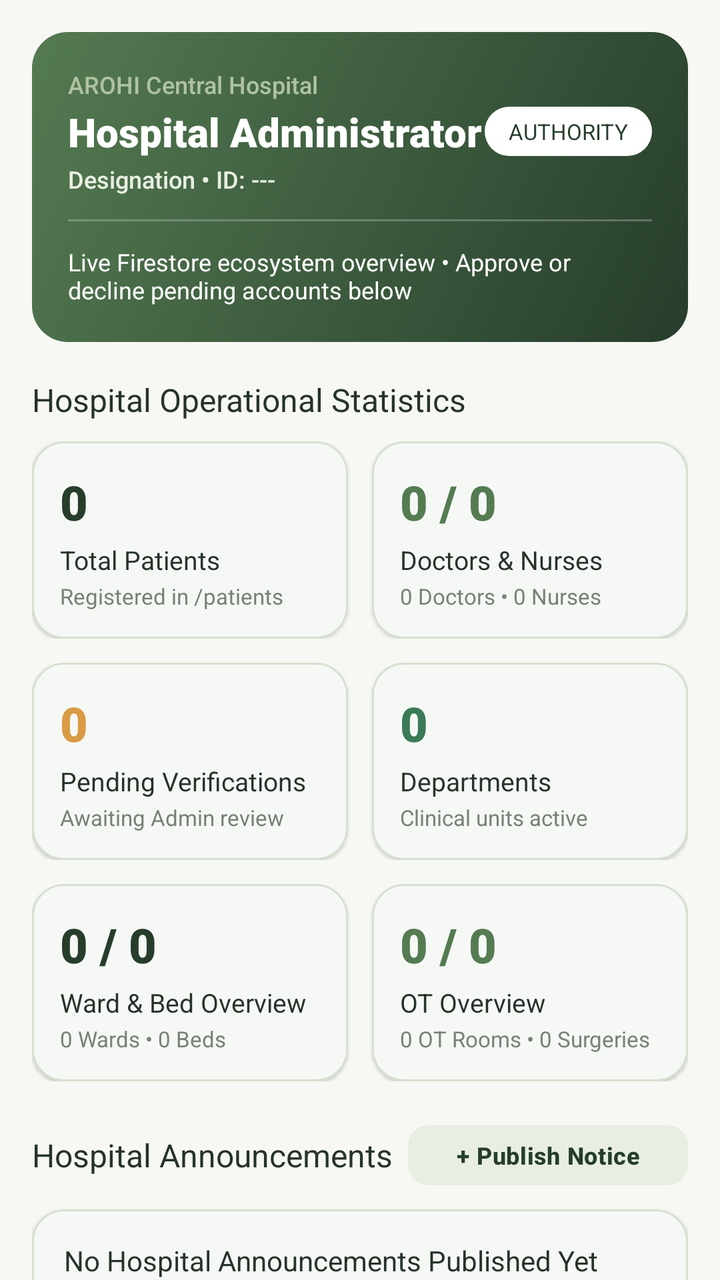
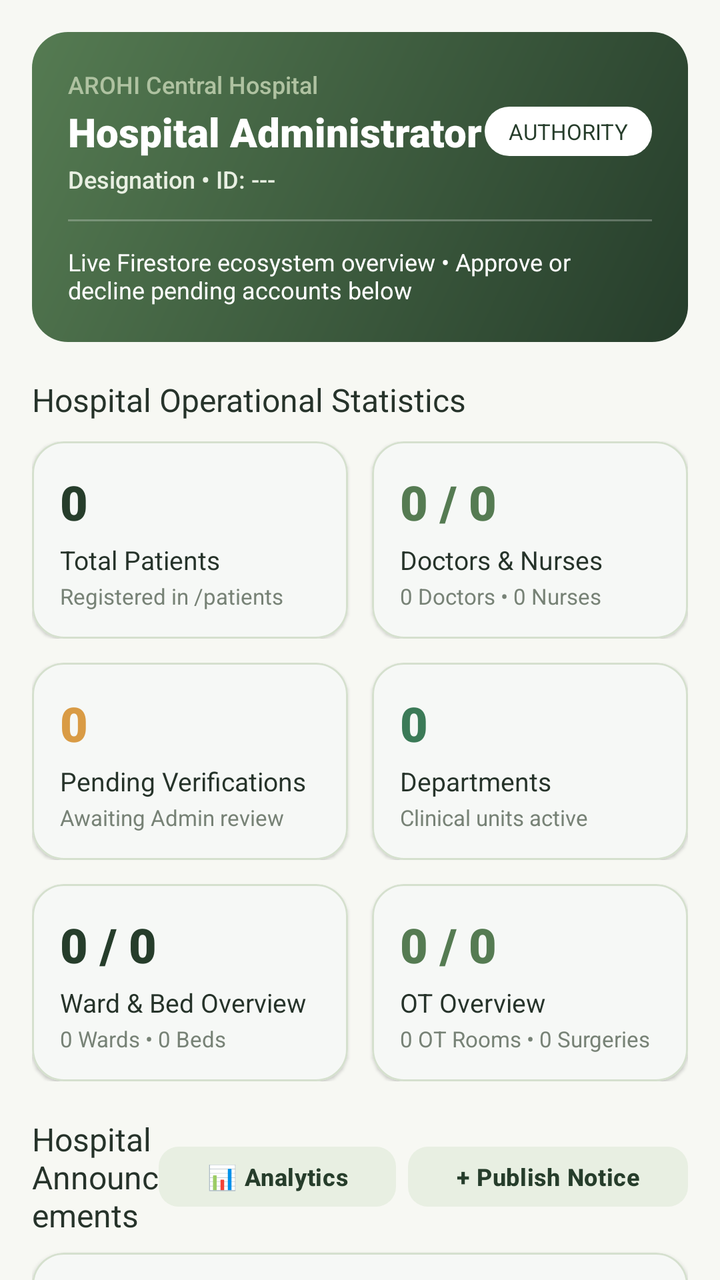

Screens rendered from an Android XML layout before and after an edit, with the pre-edit source and the edit as a unified diff.
<!-- AndroidManifest.xml: application theme Theme.AROHI -->
<!-- res/layout/fragment_admin_dashboard.xml -->
<?xml version="1.0" encoding="utf-8"?>
<androidx.core.widget.NestedScrollView xmlns:android="http://schemas.android.com/apk/res/android"
    xmlns:app="http://schemas.android.com/apk/res-auto"
    android:layout_width="match_parent"
    android:layout_height="match_parent"
    android:background="@color/arohi_soft_ivory"
    android:fillViewport="true">

    <LinearLayout
        android:layout_width="match_parent"
        android:layout_height="wrap_content"
        android:orientation="vertical"
        android:padding="16dp">

        
        <LinearLayout
            android:layout_width="match_parent"
            android:layout_height="wrap_content"
            android:background="@drawable/bg_hero_card"
            android:orientation="vertical"
            android:padding="18dp">

            <LinearLayout
                android:layout_width="match_parent"
                android:layout_height="wrap_content"
                android:gravity="center_vertical"
                android:orientation="horizontal">

                <LinearLayout
                    android:layout_width="0dp"
                    android:layout_height="wrap_content"
                    android:layout_weight="1"
                    android:orientation="vertical">

                    <TextView
                        android:id="@+id/tvAdminHospitalName"
                        android:layout_width="wrap_content"
                        android:layout_height="wrap_content"
                        android:fontFamily="sans-serif-medium"
                        android:text="AROHI Central Hospital"
                        android:textColor="@color/arohi_mint_tint"
                        android:textSize="12sp" />

                    <TextView
                        android:id="@+id/tvAdminName"
                        android:layout_width="wrap_content"
                        android:layout_height="wrap_content"
                        android:layout_marginTop="2dp"
                        android:fontFamily="sans-serif-black"
                        android:text="Hospital Administrator"
                        android:textColor="@color/arohi_pure_white"
                        android:textSize="20sp" />

                    <TextView
                        android:id="@+id/tvAdminDesignationAndId"
                        android:layout_width="wrap_content"
                        android:layout_height="wrap_content"
                        android:layout_marginTop="2dp"
                        android:fontFamily="sans-serif-medium"
                        android:text="Designation • ID: ---"
                        android:textColor="@color/arohi_sage_mist"
                        android:textSize="12sp" />
                </LinearLayout>

                <TextView
                    android:layout_width="wrap_content"
                    android:layout_height="wrap_content"
                    android:background="@drawable/bg_white_pill"
                    android:fontFamily="sans-serif-bold"
                    android:paddingHorizontal="12dp"
                    android:paddingVertical="5dp"
                    android:text="AUTHORITY"
                    android:textColor="@color/arohi_forest_primary"
                    android:textSize="11sp" />
            </LinearLayout>

            <View
                android:layout_width="match_parent"
                android:layout_height="1dp"
                android:layout_marginVertical="12dp"
                android:alpha="0.25"
                android:background="@color/arohi_pure_white" />

            <TextView
                android:id="@+id/tvAdminOperationalSummary"
                android:layout_width="match_parent"
                android:layout_height="wrap_content"
                android:fontFamily="sans-serif"
                android:text="Live Firestore ecosystem overview • Approve or decline pending accounts below"
                android:textColor="@color/arohi_pure_white"
                android:textSize="12sp" />
        </LinearLayout>

        
        <TextView
            android:layout_width="match_parent"
            android:layout_height="wrap_content"
            android:layout_marginTop="18dp"
            android:layout_marginBottom="10dp"
            android:fontFamily="sans-serif-bold"
            android:text="Hospital Operational Statistics"
            android:textColor="@color/arohi_charcoal_text"
            android:textSize="16sp" />

        <LinearLayout
            android:layout_width="match_parent"
            android:layout_height="wrap_content"
            android:orientation="horizontal">

            <com.google.android.material.card.MaterialCardView
                android:id="@+id/cardAdminTotalPatients"
                android:layout_width="0dp"
                android:layout_height="wrap_content"
                android:layout_marginEnd="6dp"
                android:layout_weight="1"
                app:cardBackgroundColor="@color/arohi_pure_white"
                app:cardCornerRadius="16dp"
                app:cardElevation="1dp"
                app:strokeColor="@color/arohi_border_subtle"
                app:strokeWidth="1dp">

                <LinearLayout
                    android:layout_width="match_parent"
                    android:layout_height="wrap_content"
                    android:orientation="vertical"
                    android:padding="14dp">

                    <TextView
                        android:id="@+id/tvAdminTotalPatientsCount"
                        android:layout_width="wrap_content"
                        android:layout_height="wrap_content"
                        android:fontFamily="sans-serif-black"
                        android:text="0"
                        android:textColor="@color/arohi_forest_primary"
                        android:textSize="24sp" />

                    <TextView
                        android:layout_width="wrap_content"
                        android:layout_height="wrap_content"
                        android:layout_marginTop="4dp"
                        android:fontFamily="sans-serif-bold"
                        android:text="Total Patients"
                        android:textColor="@color/arohi_charcoal_text"
                        android:textSize="13sp" />

                    <TextView
                        android:layout_width="wrap_content"
                        android:layout_height="wrap_content"
                        android:layout_marginTop="2dp"
                        android:fontFamily="sans-serif"
                        android:text="Registered in /patients"
                        android:textColor="@color/arohi_slate_muted"
                        android:textSize="11sp" />
                </LinearLayout>
            </com.google.android.material.card.MaterialCardView>

            <com.google.android.material.card.MaterialCardView
                android:id="@+id/cardAdminDoctorsAndNurses"
                android:layout_width="0dp"
                android:layout_height="wrap_content"
                android:layout_marginStart="6dp"
                android:layout_weight="1"
                app:cardBackgroundColor="@color/arohi_pure_white"
                app:cardCornerRadius="16dp"
                app:cardElevation="1dp"
                app:strokeColor="@color/arohi_border_subtle"
                app:strokeWidth="1dp">

                <LinearLayout
                    android:layout_width="match_parent"
                    android:layout_height="wrap_content"
                    android:orientation="vertical"
                    android:padding="14dp">

                    <TextView
                        android:id="@+id/tvAdminDoctorsAndNursesCount"
                        android:layout_width="wrap_content"
                        android:layout_height="wrap_content"
                        android:fontFamily="sans-serif-black"
                        android:text="0 / 0"
                        android:textColor="@color/arohi_teal_accent"
                        android:textSize="24sp" />

                    <TextView
                        android:layout_width="wrap_content"
                        android:layout_height="wrap_content"
                        android:layout_marginTop="4dp"
                        android:fontFamily="sans-serif-bold"
                        android:text="Doctors &amp; Nurses"
                        android:textColor="@color/arohi_charcoal_text"
                        android:textSize="13sp" />

                    <TextView
                        android:id="@+id/tvAdminStaffNote"
                        android:layout_width="wrap_content"
                        android:layout_height="wrap_content"
                        android:layout_marginTop="2dp"
                        android:fontFamily="sans-serif"
                        android:text="0 Doctors • 0 Nurses"
                        android:textColor="@color/arohi_slate_muted"
                        android:textSize="11sp" />
                </LinearLayout>
            </com.google.android.material.card.MaterialCardView>
        </LinearLayout>

        
        <LinearLayout
            android:layout_width="match_parent"
            android:layout_height="wrap_content"
            android:layout_marginTop="12dp"
            android:orientation="horizontal">

            <com.google.android.material.card.MaterialCardView
                android:id="@+id/cardAdminPendingVerifications"
                android:layout_width="0dp"
                android:layout_height="wrap_content"
                android:layout_marginEnd="6dp"
                android:layout_weight="1"
                app:cardBackgroundColor="@color/arohi_pure_white"
                app:cardCornerRadius="16dp"
                app:cardElevation="1dp"
                app:strokeColor="@color/arohi_border_subtle"
                app:strokeWidth="1dp">

                <LinearLayout
                    android:layout_width="match_parent"
                    android:layout_height="wrap_content"
                    android:orientation="vertical"
                    android:padding="14dp">

                    <TextView
                        android:id="@+id/tvAdminPendingVerificationsCount"
                        android:layout_width="wrap_content"
                        android:layout_height="wrap_content"
                        android:fontFamily="sans-serif-black"
                        android:text="0"
                        android:textColor="@color/arohi_amber_warning"
                        android:textSize="24sp" />

                    <TextView
                        android:layout_width="wrap_content"
                        android:layout_height="wrap_content"
                        android:layout_marginTop="4dp"
                        android:fontFamily="sans-serif-bold"
                        android:text="Pending Verifications"
                        android:textColor="@color/arohi_charcoal_text"
                        android:textSize="13sp" />

                    <TextView
                        android:layout_width="wrap_content"
                        android:layout_height="wrap_content"
                        android:layout_marginTop="2dp"
                        android:fontFamily="sans-serif"
                        android:text="Awaiting Admin review"
                        android:textColor="@color/arohi_slate_muted"
                        android:textSize="11sp" />
                </LinearLayout>
            </com.google.android.material.card.MaterialCardView>

            <com.google.android.material.card.MaterialCardView
                android:id="@+id/cardAdminDepartments"
                android:layout_width="0dp"
                android:layout_height="wrap_content"
                android:layout_marginStart="6dp"
                android:layout_weight="1"
                app:cardBackgroundColor="@color/arohi_pure_white"
                app:cardCornerRadius="16dp"
                app:cardElevation="1dp"
                app:strokeColor="@color/arohi_border_subtle"
                app:strokeWidth="1dp">

                <LinearLayout
                    android:layout_width="match_parent"
                    android:layout_height="wrap_content"
                    android:orientation="vertical"
                    android:padding="14dp">

                    <TextView
                        android:id="@+id/tvAdminDepartmentsCount"
                        android:layout_width="wrap_content"
                        android:layout_height="wrap_content"
                        android:fontFamily="sans-serif-black"
                        android:text="0"
                        android:textColor="@color/arohi_info_blue"
                        android:textSize="24sp" />

                    <TextView
                        android:layout_width="wrap_content"
                        android:layout_height="wrap_content"
                        android:layout_marginTop="4dp"
                        android:fontFamily="sans-serif-bold"
                        android:text="Departments"
                        android:textColor="@color/arohi_charcoal_text"
                        android:textSize="13sp" />

                    <TextView
                        android:layout_width="wrap_content"
                        android:layout_height="wrap_content"
                        android:layout_marginTop="2dp"
                        android:fontFamily="sans-serif"
                        android:text="Clinical units active"
                        android:textColor="@color/arohi_slate_muted"
                        android:textSize="11sp" />
                </LinearLayout>
            </com.google.android.material.card.MaterialCardView>
        </LinearLayout>

        
        <LinearLayout
            android:layout_width="match_parent"
            android:layout_height="wrap_content"
            android:layout_marginTop="12dp"
            android:orientation="horizontal">

            <com.google.android.material.card.MaterialCardView
                android:id="@+id/cardAdminWardsAndBeds"
                android:layout_width="0dp"
                android:layout_height="wrap_content"
                android:layout_marginEnd="6dp"
                android:layout_weight="1"
                app:cardBackgroundColor="@color/arohi_pure_white"
                app:cardCornerRadius="16dp"
                app:cardElevation="1dp"
                app:strokeColor="@color/arohi_border_subtle"
                app:strokeWidth="1dp">

                <LinearLayout
                    android:layout_width="match_parent"
                    android:layout_height="wrap_content"
                    android:orientation="vertical"
                    android:padding="14dp">

                    <TextView
                        android:id="@+id/tvAdminWardBedCount"
                        android:layout_width="wrap_content"
                        android:layout_height="wrap_content"
                        android:fontFamily="sans-serif-black"
                        android:text="0 / 0"
                        android:textColor="@color/arohi_forest_primary"
                        android:textSize="24sp" />

                    <TextView
                        android:layout_width="wrap_content"
                        android:layout_height="wrap_content"
                        android:layout_marginTop="4dp"
                        android:fontFamily="sans-serif-bold"
                        android:text="Ward &amp; Bed Overview"
                        android:textColor="@color/arohi_charcoal_text"
                        android:textSize="13sp" />

                    <TextView
                        android:id="@+id/tvAdminWardBedNote"
                        android:layout_width="wrap_content"
                        android:layout_height="wrap_content"
                        android:layout_marginTop="2dp"
                        android:fontFamily="sans-serif"
                        android:text="0 Wards • 0 Beds"
                        android:textColor="@color/arohi_slate_muted"
                        android:textSize="11sp" />
                </LinearLayout>
            </com.google.android.material.card.MaterialCardView>

            <com.google.android.material.card.MaterialCardView
                android:id="@+id/cardAdminOtOverview"
                android:layout_width="0dp"
                android:layout_height="wrap_content"
                android:layout_marginStart="6dp"
                android:layout_weight="1"
                app:cardBackgroundColor="@color/arohi_pure_white"
                app:cardCornerRadius="16dp"
                app:cardElevation="1dp"
                app:strokeColor="@color/arohi_border_subtle"
                app:strokeWidth="1dp">

                <LinearLayout
                    android:layout_width="match_parent"
                    android:layout_height="wrap_content"
                    android:orientation="vertical"
                    android:padding="14dp">

                    <TextView
                        android:id="@+id/tvAdminOtCount"
                        android:layout_width="wrap_content"
                        android:layout_height="wrap_content"
                        android:fontFamily="sans-serif-black"
                        android:text="0 / 0"
                        android:textColor="@color/arohi_teal_accent"
                        android:textSize="24sp" />

                    <TextView
                        android:layout_width="wrap_content"
                        android:layout_height="wrap_content"
                        android:layout_marginTop="4dp"
                        android:fontFamily="sans-serif-bold"
                        android:text="OT Overview"
                        android:textColor="@color/arohi_charcoal_text"
                        android:textSize="13sp" />

                    <TextView
                        android:id="@+id/tvAdminOtNote"
                        android:layout_width="wrap_content"
                        android:layout_height="wrap_content"
                        android:layout_marginTop="2dp"
                        android:fontFamily="sans-serif"
                        android:text="0 OT Rooms • 0 Surgeries"
                        android:textColor="@color/arohi_slate_muted"
                        android:textSize="11sp" />
                </LinearLayout>
            </com.google.android.material.card.MaterialCardView>
        </LinearLayout>

        
        <LinearLayout
            android:layout_width="match_parent"
            android:layout_height="wrap_content"
            android:layout_marginTop="18dp"
            android:gravity="center_vertical"
            android:orientation="horizontal">

            <TextView
                android:layout_width="0dp"
                android:layout_height="wrap_content"
                android:layout_weight="1"
                android:fontFamily="sans-serif-bold"
                android:text="Hospital Announcements"
                android:textColor="@color/arohi_charcoal_text"
                android:textSize="16sp" />

            <com.google.android.material.button.MaterialButton
                android:id="@+id/btnPublishAnnouncement"
                style="@style/Widget.Material3.Button.TonalButton"
                android:layout_width="wrap_content"
                android:layout_height="38dp"
                android:text="+ Publish Notice"
                android:textAllCaps="false"
                android:textColor="@color/arohi_forest_primary"
                android:textSize="12sp"
                app:backgroundTint="@color/arohi_sage_mist"
                app:cornerRadius="10dp" />
        </LinearLayout>

        <com.google.android.material.card.MaterialCardView
            android:layout_width="match_parent"
            android:layout_height="wrap_content"
            android:layout_marginTop="8dp"
            app:cardBackgroundColor="@color/arohi_pure_white"
            app:cardCornerRadius="16dp"
            app:cardElevation="1dp"
            app:strokeColor="@color/arohi_border_subtle"
            app:strokeWidth="1dp">

            <LinearLayout
                android:layout_width="match_parent"
                android:layout_height="wrap_content"
                android:orientation="vertical"
                android:padding="16dp">

                <TextView
                    android:id="@+id/tvAdminLatestAnnouncementTitle"
                    android:layout_width="match_parent"
                    android:layout_height="wrap_content"
                    android:fontFamily="sans-serif-bold"
                    android:text="No Hospital Announcements Published Yet"
                    android:textColor="@color/arohi_charcoal_text"
                    android:textSize="14sp" />

                <TextView
                    android:id="@+id/tvAdminLatestAnnouncementBody"
                    android:layout_width="match_parent"
                    android:layout_height="wrap_content"
                    android:layout_marginTop="4dp"
                    android:fontFamily="sans-serif"
                    android:lineSpacingExtra="2dp"
                    android:text="Tap '+ Publish Notice' above to broadcast an official hospital announcement to Patients, Doctors, and Nurses."
                    android:textColor="@color/arohi_slate_muted"
                    android:textSize="12sp" />
            </LinearLayout>
        </com.google.android.material.card.MaterialCardView>

        
        <LinearLayout
            android:layout_width="match_parent"
            android:layout_height="wrap_content"
            android:layout_marginTop="20dp"
            android:layout_marginBottom="8dp"
            android:gravity="center_vertical"
            android:orientation="horizontal">

            <TextView
                android:layout_width="0dp"
                android:layout_height="wrap_content"
                android:layout_weight="1"
                android:fontFamily="sans-serif-bold"
                android:text="Pending Verification Requests"
                android:textColor="@color/arohi_charcoal_text"
                android:textSize="16sp" />

            <TextView
                android:id="@+id/tvViewAllStaffLink"
                android:layout_width="wrap_content"
                android:layout_height="wrap_content"
                android:fontFamily="sans-serif-bold"
                android:padding="4dp"
                android:text="All Accounts →"
                android:textColor="@color/arohi_forest_primary"
                android:textSize="12sp" />
        </LinearLayout>

        <TextView
            android:id="@+id/tvEmptyPendingVerifications"
            android:layout_width="match_parent"
            android:layout_height="wrap_content"
            android:layout_marginBottom="16dp"
            android:background="@drawable/bg_card_elevated"
            android:fontFamily="sans-serif"
            android:gravity="center"
            android:padding="20dp"
            android:text="All Patient, Doctor, and Nurse registrations are up to date. No accounts are currently awaiting verification."
            android:textColor="@color/arohi_slate_muted"
            android:textSize="13sp"
            android:visibility="gone" />

        <androidx.recyclerview.widget.RecyclerView
            android:id="@+id/rvPendingVerifications"
            android:layout_width="match_parent"
            android:layout_height="wrap_content"
            android:layout_marginBottom="16dp"
            android:nestedScrollingEnabled="false" />

    </LinearLayout>
</androidx.core.widget.NestedScrollView>
<!-- resources referenced by this layout -->
<resources>
  <color name="arohi_amber_warning">#D99B45</color>
  <color name="arohi_border_subtle">#D5E0CE</color>
  <color name="arohi_charcoal_text">#26332A</color>
  <color name="arohi_forest_primary">#263D2B</color>
  <color name="arohi_info_blue">#3B7A57</color>
  <color name="arohi_mint_tint">#AFC2A1</color>
  <color name="arohi_pure_white">#FFFFFF</color>
  <color name="arohi_sage_mist">#E8EFE2</color>
  <color name="arohi_slate_muted">#778276</color>
  <color name="arohi_soft_ivory">#F7F8F3</color>
  <color name="arohi_teal_accent">#557B52</color>
  <!-- drawable bg_card_elevated (drawable) -->
  <?xml version="1.0" encoding="utf-8"?>
  <shape xmlns:android="http://schemas.android.com/apk/res/android"
      android:shape="rectangle">
      <solid android:color="@color/surface_card" />
      <stroke
          android:width="1dp"
          android:color="@color/border_stroke" />
      <corners android:radius="16dp" />
  </shape>
  <!-- drawable bg_hero_card (drawable) -->
  <?xml version="1.0" encoding="utf-8"?>
  <shape xmlns:android="http://schemas.android.com/apk/res/android"
      android:shape="rectangle">
      <gradient
          android:angle="135"
          android:endColor="@color/primary_moss_green"
          android:startColor="@color/deep_forest_green"
          android:type="linear" />
      <corners android:radius="18dp" />
  </shape>
  <!-- drawable bg_white_pill (drawable) -->
  <?xml version="1.0" encoding="utf-8"?>
  <shape xmlns:android="http://schemas.android.com/apk/res/android"
      android:shape="rectangle">
      <solid android:color="@color/white" />
      <corners android:radius="50dp" />
  </shape>
  <color name="surface_card">#FFFFFF</color>
  <color name="border_stroke">#D5E0CE</color>
  <color name="primary_moss_green">#557B52</color>
  <color name="deep_forest_green">#263D2B</color>
  <color name="white">#FFFFFF</color>
  <color name="pale_mint">#E8EFE2</color>
  <color name="secondary_sage">#819B75</color>
  <color name="soft_sage">#AFC2A1</color>
  <color name="status_emergency">#C94B4B</color>
  <color name="status_emergency_bg">#FDECEC</color>
  <color name="warm_ivory">#F7F8F3</color>
  <color name="text_primary">#26332A</color>
  <color name="text_secondary">#778276</color>
  <style name="Widget.AROHI.Button.Primary" parent="Widget.Material3.Button">
          <item name="android:minHeight">@dimen/button_height</item>
          <item name="android:textColor">@color/white</item>
          <item name="android:textSize">15sp</item>
          <item name="android:textStyle">bold</item>
          <item name="android:letterSpacing">0.02</item>
          <item name="backgroundTint">@color/primary_moss_green</item>
          <item name="cornerRadius">@dimen/input_corner_radius</item>
          <item name="elevation">0dp</item>
      </style>
  <style name="Widget.AROHI.Card" parent="Widget.Material3.CardView.Elevated">
          <item name="cardBackgroundColor">@color/surface_card</item>
          <item name="cardCornerRadius">@dimen/radius_md</item>
          <item name="cardElevation">@dimen/card_elevation</item>
          <item name="strokeColor">@color/border_stroke</item>
          <item name="strokeWidth">@dimen/card_stroke_width</item>
      </style>
  <dimen name="button_height">54dp</dimen>
  <dimen name="input_corner_radius">12dp</dimen>
  <dimen name="radius_md">16dp</dimen>
  <dimen name="card_elevation">2dp</dimen>
  <dimen name="card_stroke_width">1dp</dimen>
  <!-- unchanged entries left out for length: 2 -->
</resources>

<!-- the commit's change to res/layout/fragment_admin_dashboard.xml (unified diff, before → after) -->
@@ -425,6 +425,19 @@
                 android:text="Hospital Announcements"
                 android:textColor="@color/arohi_charcoal_text"
                 android:textSize="16sp" />
+
+            <com.google.android.material.button.MaterialButton
+                android:id="@+id/btnViewAnalytics"
+                style="@style/Widget.Material3.Button.TonalButton"
+                android:layout_width="wrap_content"
+                android:layout_height="38dp"
+                android:layout_marginEnd="6dp"
+                android:text="📊 Analytics"
+                android:textAllCaps="false"
+                android:textColor="@color/arohi_forest_primary"
+                android:textSize="12sp"
+                app:backgroundTint="@color/arohi_sage_mist"
+                app:cornerRadius="10dp" />
 
             <com.google.android.material.button.MaterialButton
                 android:id="@+id/btnPublishAnnouncement"
